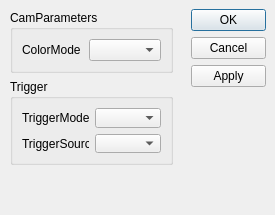
Old version of the form AVTVimba/dialogAvtVimba.ui in the repository itom-project/plugins.
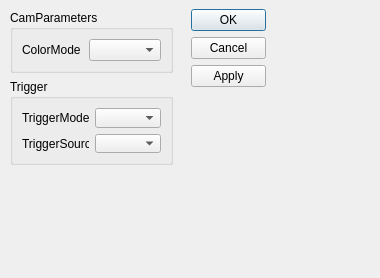
New version of the form.

Diff of the .ui file:
```diff
--- a/AVTVimba/dialogAvtVimba.ui
+++ b/AVTVimba/dialogAvtVimba.ui
@@ -6,8 +6,8 @@
    <rect>
     <x>0</x>
     <y>0</y>
-    <width>275</width>
-    <height>215</height>
+    <width>380</width>
+    <height>278</height>
    </rect>
   </property>
   <property name="windowTitle">
@@ -32,7 +32,7 @@
     <set>QDialogButtonBox::Apply|QDialogButtonBox::Cancel|QDialogButtonBox::Ok</set>
    </property>
   </widget>
-  <widget class="QWidget" name="">
+  <widget class="QWidget" name="layoutWidget">
    <property name="geometry">
     <rect>
      <x>10</x>
```
